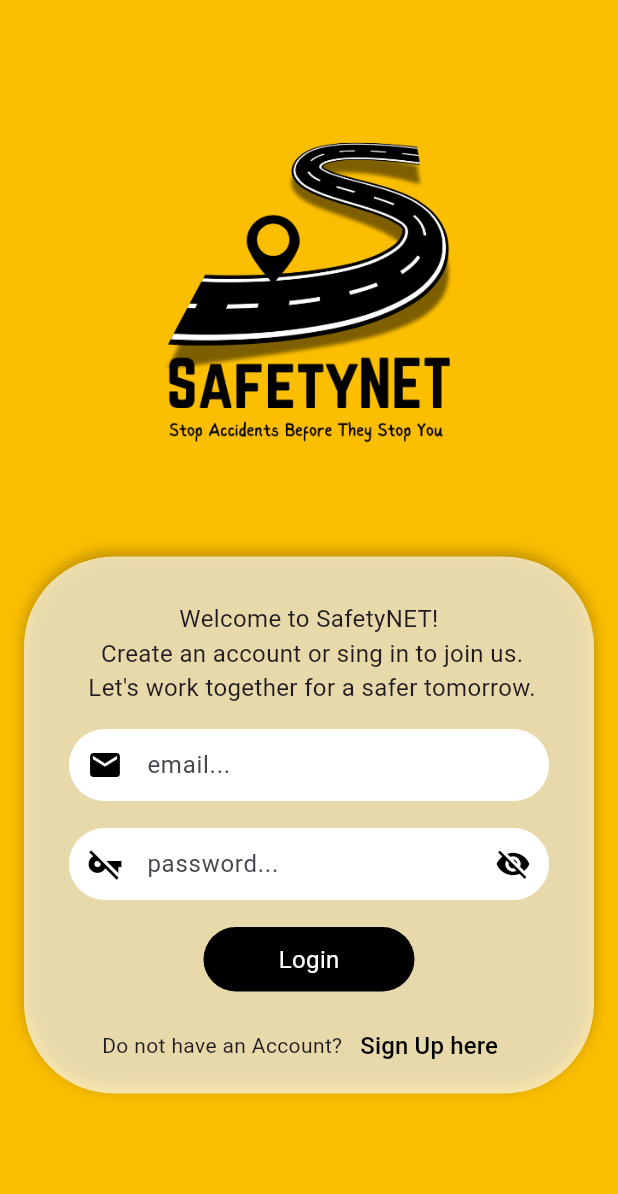
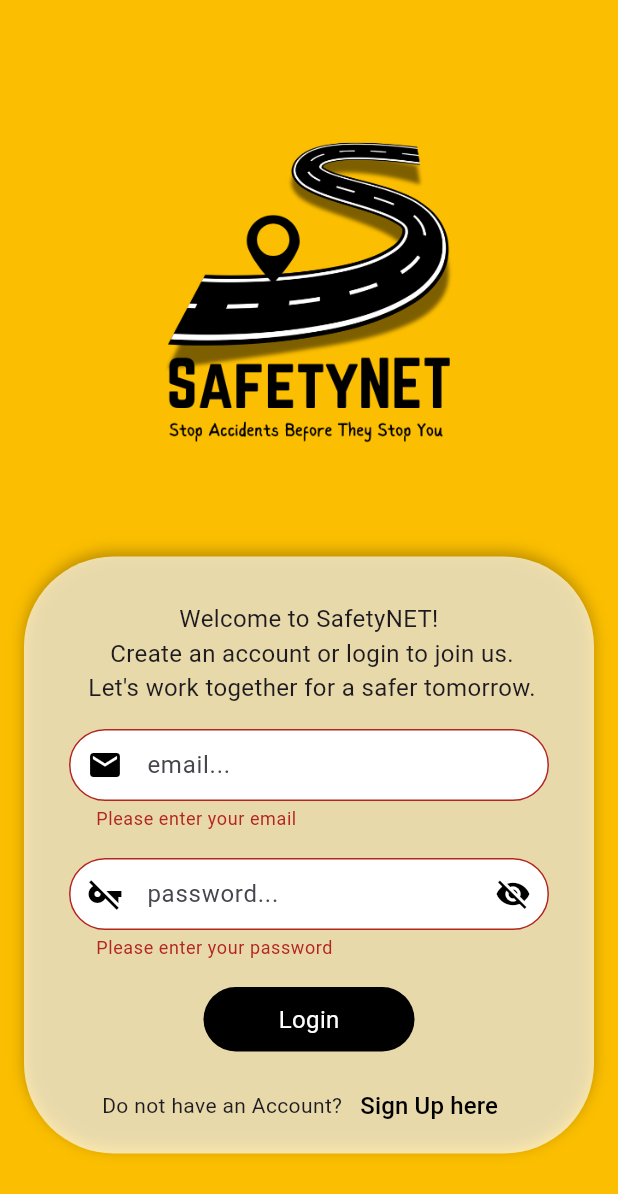
Before and after one commit to MihisaraniUththara/SAFTYNET, a Flutter app: the screen it shows after launch, after a tap on "Login", on a phone screen of 412 x 824 dp. Shown: the top 1194 px of the screen. Run offline on Flutter 3.47's test engine with Material 3 defaults, Android fonts, the phone set to English and light mode, and no system bars; our stand-ins replace cloud_firestore, device_preview, firebase_auth, firebase_core, get, google_fonts; accounts and stored records are empty; Roboto replaces fonts that are missing (url).

Commit message:
completed sigup and login

```diff
--- a/safetynet_mobile/lib/drivers/authentication/login_screen.dart
+++ b/safetynet_mobile/lib/drivers/authentication/login_screen.dart
@@ -2,8 +2,13 @@ import 'package:flutter/cupertino.dart';
 import 'package:flutter/material.dart';
 import 'package:flutter/rendering.dart';
 import 'package:flutter/widgets.dart';
+import 'package:firebase_auth/firebase_auth.dart';
+import 'package:cloud_firestore/cloud_firestore.dart';
 import 'package:get/get.dart';
 import 'package:safetynet_mobile/drivers/authentication/signup_screen.dart';
+import 'package:safetynet_mobile/drivers/pages/home.dart';
+import 'package:safetynet_mobile/police/policeHome.dart';
+
 
 
 class LoginScreen extends StatefulWidget {
@@ -17,6 +22,72 @@ var formkey = GlobalKey<FormState>();
 var emailController = TextEditingController();
 var passwordController =TextEditingController();
 var isObsecure = true.obs;
+
+Future<void> login() async {
+    if (formkey.currentState!.validate()) {
+      try {
+        UserCredential userCredential = await FirebaseAuth.instance.signInWithEmailAndPassword(
+          email: emailController.text.trim(),
+          password: passwordController.text.trim(),
+        );
+
+        User? user = userCredential.user;
+        if (user != null) {
+          // Check if user is in the drivers collection
+          DocumentSnapshot driverDoc = await FirebaseFirestore.instance.collection('drivers').doc(user.uid).get();
+          if (driverDoc.exists) {
+            // User is a driver
+            Get.snackbar(
+              "Success",
+              "Driver login successful",
+              snackPosition: SnackPosition.BOTTOM,
+              backgroundColor: Colors.green,
+              colorText: Colors.white,
+            );
+            Get.off(() => DriverHomePage());
+            return;
+          }
+
+          // Check if user is in the police collection
+          DocumentSnapshot policeDoc = await FirebaseFirestore.instance.collection('police').doc(user.uid).get();
+          if (policeDoc.exists) {
+            // User is a police officer
+            Get.snackbar(
+              "Success",
+              "Police login successful",
+              snackPosition: SnackPosition.BOTTOM,
+              backgroundColor: Colors.green,
+              colorText: Colors.white,
+            );
+            Get.off(() => PoliceHomePage());
+            return;
+          }
+
+          // User is not found in either collection
+          Get.snackbar(
+            "Login Failed",
+            "User not found ",
+            snackPosition: SnackPosition.BOTTOM,
+          );
+        }
+      } on FirebaseAuthException catch (e) {
+       // print("FirebaseAuthException: ${e.message}");
+        Get.snackbar(
+          "Login Failed",
+          "Incorect email password",
+          snackPosition: SnackPosition.BOTTOM,
+        );
+      } catch (e) {
+        //print("Unknown Error: $e");
+        Get.snackbar(
+          "Login Failed",
+          "An unknown error occurred: $e",
+          snackPosition: SnackPosition.BOTTOM,
+        );
+      }
+    }
+  }
+
 
   @override
   Widget build(BuildContext context) {
@@ -68,7 +139,7 @@ var isObsecure = true.obs;
                       child: Column(
                       children: [
                         Text(
-                          "Welcome to SafetyNET!\n Create an account or sing in to join us.\n Let's work together for a safer tomorrow.",
+                          "Welcome to SafetyNET!\n Create an account or login to join us.\n Let's work together for a safer tomorrow.",
                           style: TextStyle(
                             fontSize: 16,
 
@@ -196,7 +267,7 @@ var isObsecure = true.obs;
                                 child: InkWell(
                                   onTap: ()
                                   {
-
+                                    login();
                                   },
 
                                   borderRadius: BorderRadius.circular(30),
--- a/safetynet_mobile/lib/main.dart
+++ b/safetynet_mobile/lib/main.dart
@@ -1,11 +1,13 @@
 import 'package:flutter/material.dart';
 import 'package:get/get.dart';
-import 'package:get/get_connect/http/src/utils/utils.dart';
+import 'package:device_preview/device_preview.dart';
+import 'package:firebase_core/firebase_core.dart';
+
 import 'package:safetynet_mobile/drivers/authentication/login_screen.dart';
-import 'package:safetynet_mobile/drivers/authentication/signup_screen.dart';
-import 'package:device_preview/device_preview.dart';
-void main() {
+
+void main() async {
   WidgetsFlutterBinding.ensureInitialized();
+  await Firebase.initializeApp();
   runApp(DevicePreview(
     enabled: true,
     builder: (context) => MyApp(),
@@ -15,21 +17,16 @@ void main() {
 class MyApp extends StatelessWidget {
   const MyApp({super.key});
 
-  // This widget is the root of your application.
   @override
   Widget build(BuildContext context) {
     return GetMaterialApp(
       title: 'SafetyNET',
       debugShowCheckedModeBanner: false,
       theme: ThemeData(
-
-        colorScheme: ColorScheme.fromSeed(seedColor: Colors.deepPurple),
+        primaryColor: Color(0xfffbbe00),
         useMaterial3: true,
       ),
-      home: FutureBuilder(future: null, builder: (context, dataSnapshot) {
-     return LoginScreen();
-          } ,
-        ),
+      home: LoginScreen(),
     );
   }
 }
--- a/safetynet_mobile/pubspec.yaml
+++ b/safetynet_mobile/pubspec.yaml
@@ -37,6 +37,11 @@ dependencies:
   cupertino_icons: ^1.0.6
   get: ^4.6.6
   device_preview: ^1.2.0
+  google_fonts: ^6.2.1
+  firebase_core: ^3.2.0
+  firebase_auth: ^5.1.2
+  cloud_firestore: ^5.1.0
+
 
 dev_dependencies:
   flutter_test:
```
Also changed, not shown: safetynet_mobile/lib/drivers/authentication/signup_screen.dart (+69 -9 lines), safetynet_mobile/lib/drivers/pages/home.dart (added, +178 -0 lines), safetynet_mobile/lib/police/policeHome.dart (added, +178 -0 lines), safetynet_mobile/images/smallLogo.png (added), safetynet_mobile/pubspec.lock, 8 other files.
